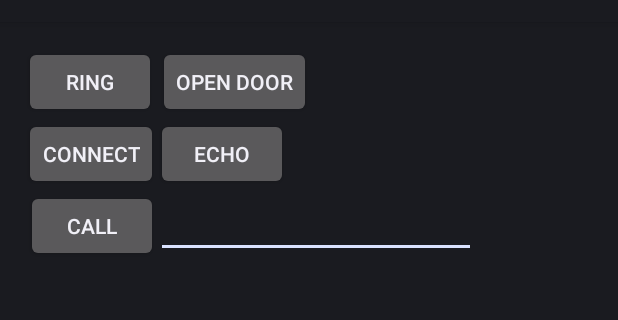
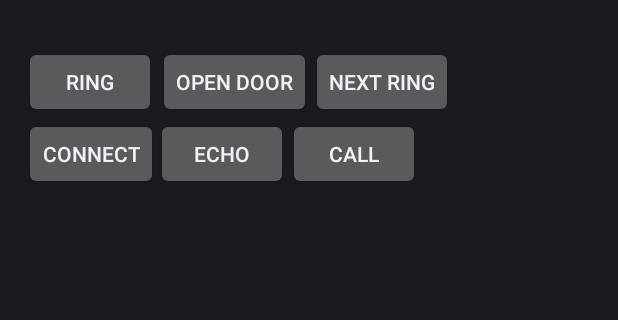
Before and after one commit to jgaut/apprtc, an Android app: the screen it shows after launch (MainActivity), on a phone screen of 412 x 824 dp, the part 62-382 px from its top. Run offline under Robolectric (Android 15) with nearby library versions, the phone set to English and light mode, and no system bars; libraries missing offline, so code that uses them is left out: com.google.android.things, org.java_websocket, org.java_websocket.drafts; pictures from the network do not load; 9 statements that could not run were skipped.

```diff
--- a/app/src/main/java/org/appspot/apprtc/third/MainActivity.java
+++ b/app/src/main/java/org/appspot/apprtc/third/MainActivity.java
@@ -50,7 +50,7 @@ public class MainActivity extends Activity {
     private Button bConnect;
     private Button bRing;
     private Button bCall;
-    private EditText editTextRoomId;
+    private Button bNextRing;
 
     //Server
     public static MyWebSocketServer myWebSocketServer;
@@ -113,39 +113,6 @@ public class MainActivity extends Activity {
 
             // GPIO
             myGpio = new MyGpio(myTts);
-            //new MyGpioTest().start();
-
-            /*try {
-                PeripheralManagerService peripheralManager = new PeripheralManagerService();
-                Gpio gpio = null;
-                gpio = peripheralManager.openGpio("BCM24");
-                gpio.setDirection(Gpio.DIRECTION_IN);
-                gpio.setActiveType(Gpio.ACTIVE_HIGH);
-                gpio.setEdgeTriggerType(Gpio.EDGE_RISING);
-                Log.i(TAG, "First BCM24=" + gpio.getValue());
-                final GpioCallback gpioCallback = new GpioCallback() {
-                    @Override
-                    public boolean onGpioEdge(Gpio gpio) {
-                        try {
-                            Log.d(TAG, "onGpioEdge callback triggered :: BCM24=" + gpio.getValue());
-                        } catch (IOException e) {
-                            e.printStackTrace();
-                        }
-                        return false;
-                    }
-
-                    @Override
-                    public void onGpioError(Gpio gpio, int error) {
-                        Log.e(TAG, "onGpioError callback triggered: " + error);
-                    }
-                };
-
-                // Register the callback for when data is available
-                gpio.registerGpioCallback(gpioCallback);
-            } catch (IOException e) {
-                e.printStackTrace();
-            }*/
-
 
             //WebSocketServer
             WebSocketImpl.DEBUG = Boolean.getBoolean(MyAppProperties.getProperty("MyWebSocket.debug"));
@@ -175,7 +142,7 @@ public class MainActivity extends Activity {
             bConnect = (Button) findViewById(R.id.bConnect);
             bRing = (Button) findViewById(R.id.bRing);
             bCall = (Button) findViewById(R.id.bCall);
-            editTextRoomId = (EditText) findViewById(R.id.editTextRoomId);
+            bNextRing = (Button) findViewById(R.id.bNextRing);
 
             bOpenDoor.setOnClickListener(new View.OnClickListener() {
                 @Override
@@ -205,6 +172,13 @@ public class MainActivity extends Activity {
                 }
             });
 
+            bNextRing.setOnClickListener(new View.OnClickListener() {
+                @Override
+                public void onClick(View view) {
+                    MyDataActivity.getMyWebSocketClientManager().getMyWebSocketClient().send("next ring");
+                }
+            });
+
             bCall.setOnClickListener(new View.OnClickListener() {
                 @Override
                 public void onClick(View view) {
@@ -221,7 +195,6 @@ public class MainActivity extends Activity {
         MyDataActivity.setMainActivity(this);
 
     }
-
 
     public TextView getTextView() {
         return textView;
--- a/app/src/main/java/org/appspot/apprtc/third/MyGpio.java
+++ b/app/src/main/java/org/appspot/apprtc/third/MyGpio.java
@@ -29,6 +29,8 @@ public class MyGpio {
     private final GpioCallback mGpioRingCallback;
     private GpioCallback mGpioTestCallback;
     private final MyTts myTts;
+    private long timeNextRing=0;
+    private long timeNextRingDelay = 60*5;
 
     private MyGpioTest myGpioTest;
 
@@ -54,6 +56,10 @@ public class MyGpio {
                         delay=false;
                         Log.i(TAG, "Setup Security delay=" + delay);
                         MyLog.logEvent(gpio.getName()+ "=" + gpio.getValue());
+                        if(timeNextRing>=(System.currentTimeMillis() / 1000)){
+                            openDoor();
+                            timeNextRing=0;
+                        }
                         new Timer().schedule(new TimerTask(){
                             public void run(){
                                 delay=true;
@@ -144,4 +150,8 @@ public class MyGpio {
             e.printStackTrace();
         }
     }
+
+    public void setTimeNextRing(long timeNextRing) {
+        this.timeNextRing = timeNextRing*this.timeNextRingDelay;
+    }
 }
--- a/app/src/main/java/org/appspot/apprtc/third/MyWebSocketServer.java
+++ b/app/src/main/java/org/appspot/apprtc/third/MyWebSocketServer.java
@@ -8,6 +8,7 @@ import org.java_websocket.server.WebSocketServer;
 
 import java.net.InetSocketAddress;
 import java.net.UnknownHostException;
+import java.sql.Timestamp;
 import java.util.Collection;
 
 /**
@@ -74,7 +75,10 @@ public class MyWebSocketServer extends WebSocketServer {
                 MyDataActivity.getConnectActivity().launchCall(message);
                 Log.i(TAG, "https://appr.tc/r/"+message);
                 this.sendToAll("https://appr.tc/r/"+message);
-            }else{
+
+            } else if (message.equals("next ring")){
+                myGpio.setTimeNextRing(System.currentTimeMillis() / 1000);
+            } else{
                 Log.i(TAG, "message : \""+message+"\" non valide.");
             }
         } else {
--- a/app/src/main/res/layout/activity_main.xml
+++ b/app/src/main/res/layout/activity_main.xml
@@ -31,7 +31,7 @@
         android:layout_width="wrap_content"
         android:layout_height="wrap_content"
         android:layout_alignParentTop="true"
-        android:layout_toEndOf="@+id/bCall"
+        android:layout_toEndOf="@+id/bConnect"
         android:text="Open Door" />
 
     <Button
@@ -42,6 +42,14 @@
         android:layout_alignBottom="@+id/bConnect"
         android:layout_toEndOf="@+id/bRing"
         android:text="Echo" />
+
+    <Button
+        android:id="@+id/bNextRing"
+        android:layout_width="wrap_content"
+        android:layout_height="wrap_content"
+        android:layout_above="@+id/editTextRoomId"
+        android:layout_toEndOf="@+id/bOpenDoor"
+        android:text="Next Ring" />
 
     <Button
         android:id="@+id/bRing"
@@ -63,18 +71,9 @@
         android:id="@+id/bCall"
         android:layout_width="wrap_content"
         android:layout_height="wrap_content"
-        android:layout_alignEnd="@+id/bConnect"
-        android:layout_below="@+id/bEcho"
+        android:layout_below="@+id/bOpenDoor"
+        android:layout_toEndOf="@+id/bEcho"
         android:text="Call" />
-
-    <EditText
-        android:id="@+id/editTextRoomId"
-        android:layout_width="wrap_content"
-        android:layout_height="wrap_content"
-        android:layout_alignStart="@+id/bEcho"
-        android:layout_below="@+id/bEcho"
-        android:ems="10"
-        android:inputType="textPersonName" />
 
 
 </RelativeLayout>
```
